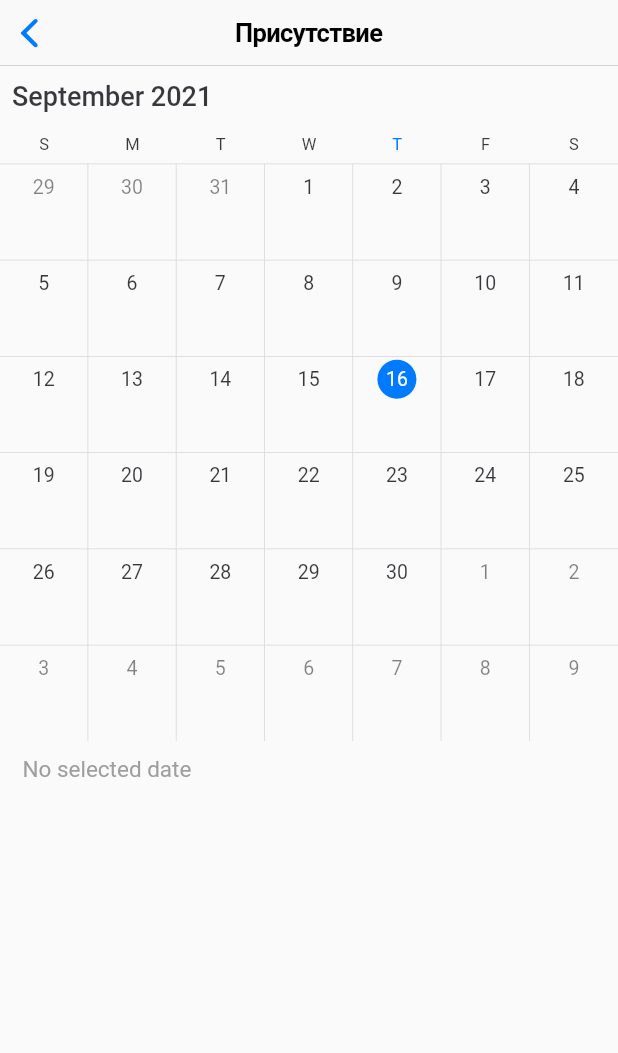
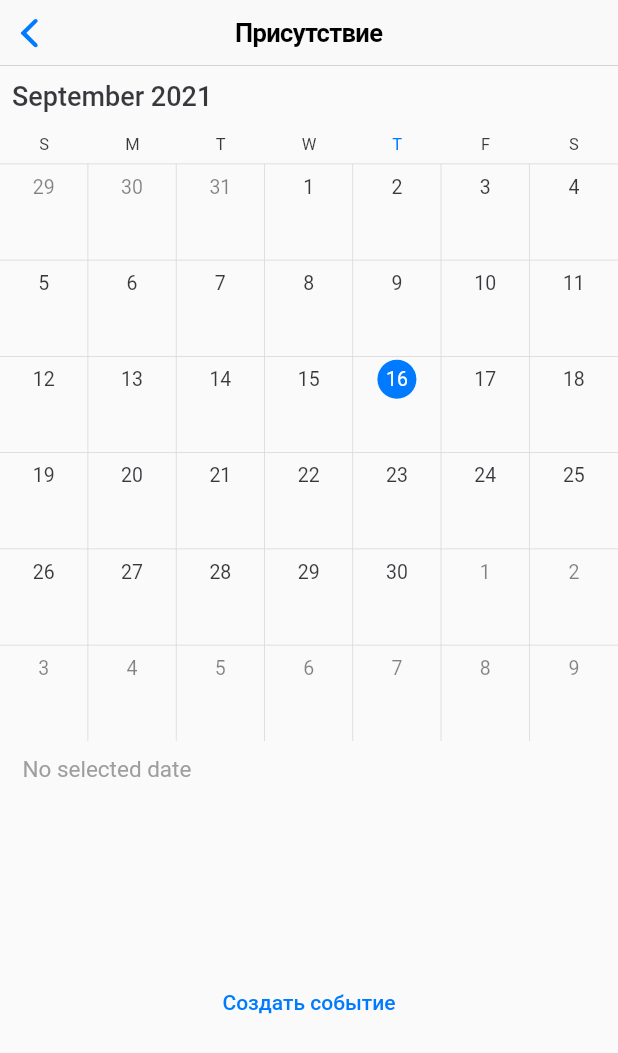
Before and after one commit to IT3G/work-calendar-mobile, a Flutter app: the CalendarScreen screen opened directly with empty values, on a phone screen of 412 x 824 dp. Shown: the top 1053 px of the screen. Run offline on Flutter 3.47's test engine with Material 2 defaults, Android fonts, the phone set to English and light mode, and no system bars; drawn by our look-alikes of syncfusion_flutter_calendar; our stand-ins replace flutter_dotenv, flutter_redux, flutter_spinkit, localstorage, redux, syncfusion_flutter_datepicker; network calls fail.

Commit message:
add modal overlay

```diff
--- a/lib/screens/calendar/employee_calendar.dart
+++ b/lib/screens/calendar/employee_calendar.dart
@@ -1,5 +1,6 @@
 import 'package:flutter/material.dart';
 import 'package:it2g_calendar_mobile/screens/calendar/employee_calendar_form.dart';
+import 'package:it2g_calendar_mobile/shared/components/modal_overlay.dart';
 import 'package:it2g_calendar_mobile/shared/models/calendar_event.dart';
 import 'package:it2g_calendar_mobile/shared/models/task.dart';
 import 'package:it2g_calendar_mobile/shared/utils/calendar_utils.dart';
@@ -9,6 +10,11 @@ class EmployeeCalendar extends StatelessWidget {
   final List<Task> tasks;
 
   EmployeeCalendar({Key? key, required this.tasks}) : super(key: key);
+
+  void openCreateEventsForm(BuildContext context) {
+    Navigator.of(context).push(
+        ModalOverlay(title: "Создать событие", child: EmployeeCalendarForm()));
+  }
 
   @override
   Widget build(BuildContext context) {
@@ -22,7 +28,9 @@ class EmployeeCalendar extends StatelessWidget {
             monthViewSettings: MonthViewSettings(showAgenda: true),
           ),
         ),
-        EmployeeCalendarForm()
+        TextButton(
+            onPressed: () => openCreateEventsForm(context),
+            child: Text("Создать событие"))
       ],
     );
   }
--- /dev/null
+++ b/lib/shared/components/modal_overlay.dart
@@ -0,0 +1,65 @@
+import 'package:flutter/cupertino.dart';
+import 'package:flutter/material.dart';
+
+class ModalOverlay extends ModalRoute {
+  final Widget child;
+  final String title;
+
+  ModalOverlay({required this.child, required this.title}) : super();
+
+  @override
+  Duration get transitionDuration => Duration(milliseconds: 200);
+
+  @override
+  bool get opaque => false;
+
+  @override
+  bool get barrierDismissible => false;
+
+  @override
+  Color get barrierColor => Colors.white;
+
+  @override
+  String get barrierLabel => '';
+
+  @override
+  bool get maintainState => true;
+
+  @override
+  Widget buildPage(
+    BuildContext context,
+    Animation<double> animation,
+    Animation<double> secondaryAnimation,
+  ) {
+    // This makes sure that text and other content follows the material style
+    return Material(
+      type: MaterialType.transparency,
+      // make sure that the overlay content is not cut off
+      child: SafeArea(
+        child: _buildOverlayContent(context),
+      ),
+    );
+  }
+
+  Widget _buildOverlayContent(BuildContext context) {
+    return Scaffold(
+      appBar: CupertinoNavigationBar(
+        middle: Text(title),
+      ),
+      body: Container(),
+    );
+  }
+
+  @override
+  Widget buildTransitions(BuildContext context, Animation<double> animation,
+      Animation<double> secondaryAnimation, Widget child) {
+    // You can add your own animations for the overlay content
+    return FadeTransition(
+      opacity: animation,
+      child: ScaleTransition(
+        scale: animation,
+        child: child,
+      ),
+    );
+  }
+}
--- a/pubspec.yaml
+++ b/pubspec.yaml
@@ -35,6 +35,7 @@ dependencies:
   localstorage: ^4.0.0+1
   syncfusion_flutter_calendar: ^19.2.62
   flutter_dotenv: ^5.0.2
+  syncfusion_flutter_datepicker: ^19.2.62
 
 dev_dependencies:
   flutter_test:
```
Also changed, not shown: lib/screens/calendar/employee_calendar_form.dart (+6 -1 lines), pubspec.lock, 18 other files.
